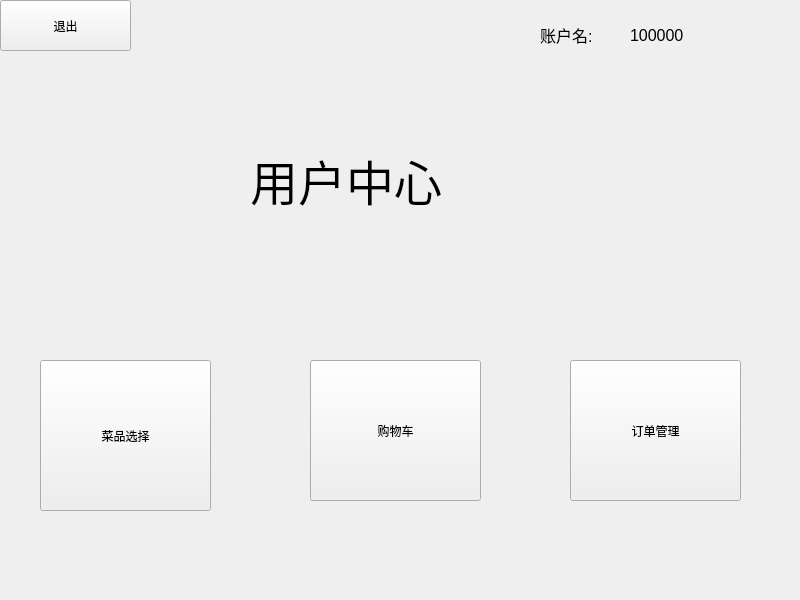
Above: client_mainp.ui from ShawTarstar/Delivery-Platform-Design before the change. Below: the same form after it.
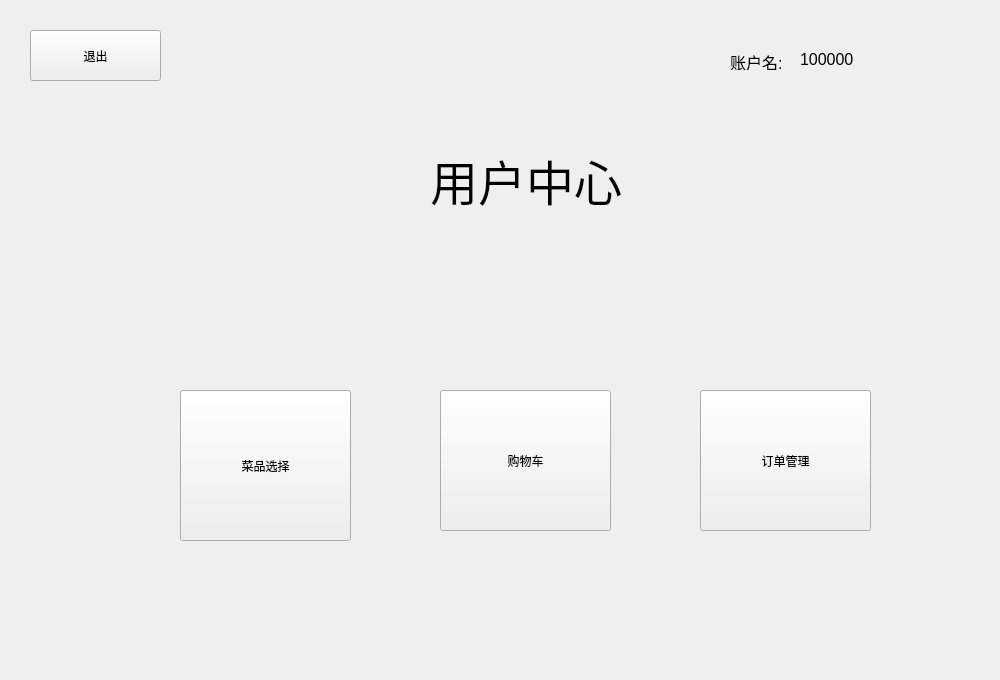
That is the form after the change.

What changed in the file:
```diff
--- a/client_mainp.ui
+++ b/client_mainp.ui
@@ -6,44 +6,30 @@
    <rect>
     <x>0</x>
     <y>0</y>
-    <width>800</width>
-    <height>600</height>
+    <width>1000</width>
+    <height>680</height>
    </rect>
   </property>
+  <property name="minimumSize">
+   <size>
+    <width>1000</width>
+    <height>680</height>
+   </size>
+  </property>
+  <property name="maximumSize">
+   <size>
+    <width>1000</width>
+    <height>16777215</height>
+   </size>
+  </property>
   <property name="windowTitle">
    <string>Form</string>
   </property>
-  <widget class="QPushButton" name="shopcar_Button">
-   <property name="geometry">
-    <rect>
-     <x>310</x>
-     <y>360</y>
-     <width>171</width>
-     <height>141</height>
-    </rect>
-   </property>
-   <property name="text">
-    <string>购物车</string>
-   </property>
-  </widget>
-  <widget class="QLabel" name="Client_id_label">
-   <property name="geometry">
-    <rect>
-     <x>630</x>
-     <y>20</y>
-     <width>121</width>
-     <height>31</height>
-    </rect>
-   </property>
-   <property name="text">
-    <string>&lt;html&gt;&lt;head/&gt;&lt;body&gt;&lt;p&gt;&lt;span style=&quot; font-size:12pt;&quot;&gt;100000&lt;/span&gt;&lt;/p&gt;&lt;/body&gt;&lt;/html&gt;</string>
-   </property>
-  </widget>
   <widget class="QPushButton" name="foodchoice_Button">
    <property name="geometry">
     <rect>
-     <x>40</x>
-     <y>360</y>
+     <x>180</x>
+     <y>390</y>
      <width>171</width>
      <height>151</height>
     </rect>
@@ -52,13 +38,26 @@
     <string>菜品选择</string>
    </property>
   </widget>
+  <widget class="QLabel" name="Client_id_label">
+   <property name="geometry">
+    <rect>
+     <x>800</x>
+     <y>50</y>
+     <width>121</width>
+     <height>16</height>
+    </rect>
+   </property>
+   <property name="text">
+    <string>&lt;html&gt;&lt;head/&gt;&lt;body&gt;&lt;p&gt;&lt;span style=&quot; font-size:12pt;&quot;&gt;100000&lt;/span&gt;&lt;/p&gt;&lt;/body&gt;&lt;/html&gt;</string>
+   </property>
+  </widget>
   <widget class="QLabel" name="label_2">
    <property name="geometry">
     <rect>
-     <x>240</x>
-     <y>130</y>
+     <x>420</x>
+     <y>140</y>
      <width>291</width>
-     <height>101</height>
+     <height>81</height>
     </rect>
    </property>
    <property name="minimumSize">
@@ -92,8 +91,8 @@
   <widget class="QPushButton" name="quitButton">
    <property name="geometry">
     <rect>
-     <x>0</x>
-     <y>0</y>
+     <x>30</x>
+     <y>30</y>
      <width>131</width>
      <height>51</height>
     </rect>
@@ -108,11 +107,24 @@
     <string>退出</string>
    </property>
   </widget>
+  <widget class="QPushButton" name="shopcar_Button">
+   <property name="geometry">
+    <rect>
+     <x>440</x>
+     <y>390</y>
+     <width>171</width>
+     <height>141</height>
+    </rect>
+   </property>
+   <property name="text">
+    <string>购物车</string>
+   </property>
+  </widget>
   <widget class="QPushButton" name="ordermng_Button">
    <property name="geometry">
     <rect>
-     <x>570</x>
-     <y>360</y>
+     <x>700</x>
+     <y>390</y>
      <width>171</width>
      <height>141</height>
     </rect>
@@ -124,10 +136,10 @@
   <widget class="QLabel" name="label">
    <property name="geometry">
     <rect>
-     <x>540</x>
-     <y>20</y>
+     <x>730</x>
+     <y>50</y>
      <width>71</width>
-     <height>31</height>
+     <height>20</height>
     </rect>
    </property>
    <property name="text">
```
Left out of the diff: 4 changed lines with no effect on the pictures.
